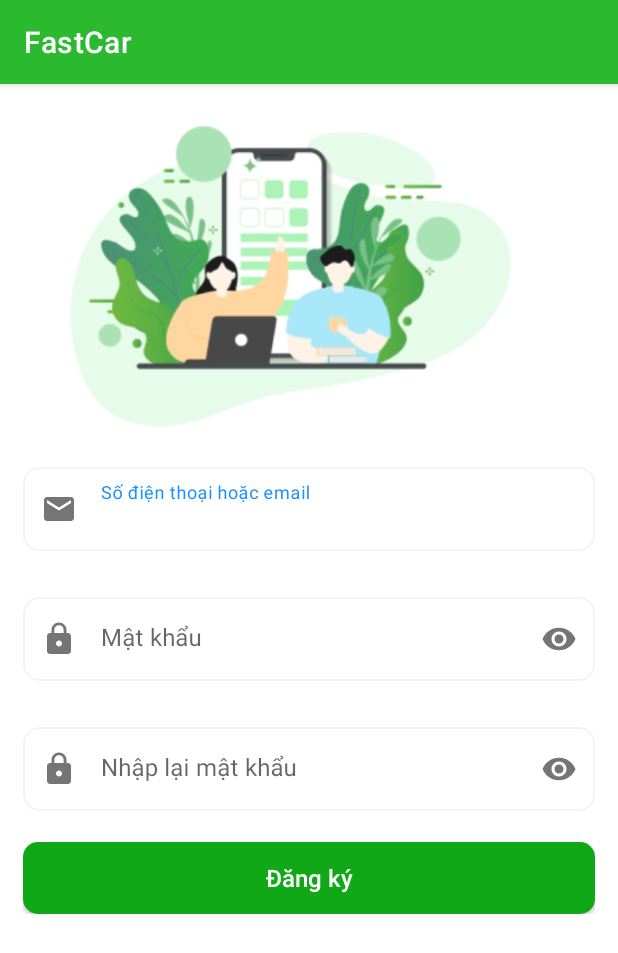
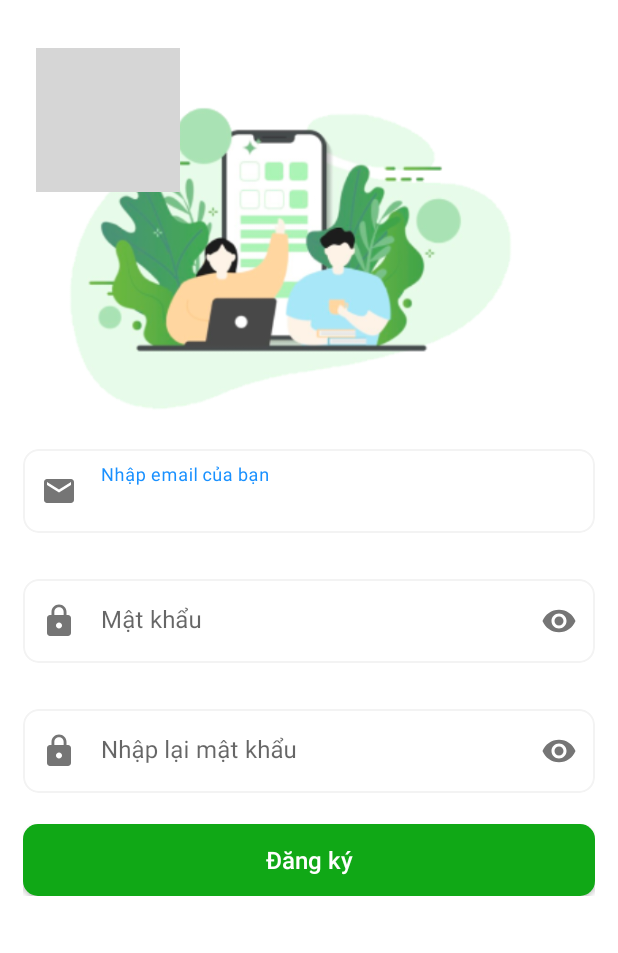
Before and after one commit to VanDuc11/FastCar, an Android app: the SignUp_Activity screen opened directly, with no data from a screen before it, on a phone screen of 412 x 824 dp. Shown: the top 953 px of the screen. Run offline under Robolectric (Android 15) with nearby library versions, the phone set to English and light mode, and no system bars; our stand-ins replace Firebase (no records; nobody signed in at launch, a user with empty details on screens opened directly); network calls fail; grey boxes are pictures that could not be loaded.

Commit message:
ducdvph19780  màn hình đăng ký

```diff
--- a/app/src/main/AndroidManifest.xml
+++ b/app/src/main/AndroidManifest.xml
@@ -33,7 +33,7 @@
         <activity
             android:name=".Activity.Login_Activity"
             android:exported="true"
-            android:theme="@style/Theme.Material3.DayNight.NoActionBar">
+             >
             <intent-filter>
                 <action android:name="android.intent.action.MAIN" />
 
@@ -47,7 +47,7 @@
         <activity
             android:name=".MainActivity"
             android:exported="false"
-            android:theme="@style/Theme.Material3.DayNight.NoActionBar">
+             >
             <meta-data
                 android:name="android.app.lib_name"
                 android:value="" />
--- a/app/src/main/java/com/example/fastcar/Activity/SignUp_Activity.java
+++ b/app/src/main/java/com/example/fastcar/Activity/SignUp_Activity.java
@@ -8,7 +8,9 @@ import android.content.Intent;
 import android.os.Bundle;
 import android.util.Log;
 import android.view.View;
+import android.widget.Button;
 import android.widget.EditText;
+import android.widget.ImageButton;
 import android.widget.Toast;
 
 import com.example.fastcar.MainActivity;
@@ -24,6 +26,7 @@ public class SignUp_Activity extends AppCompatActivity {
     TextInputLayout edtEamil,edtPass,EdtRespass;
     AppCompatButton BtnSignin;
     FirebaseAuth mAuth;
+    ImageButton btn_close;
     @Override
     protected void onCreate(Bundle savedInstanceState) {
         super.onCreate(savedInstanceState);
@@ -34,6 +37,12 @@ public class SignUp_Activity extends AppCompatActivity {
             @Override
             public void onClick(View view) {
                 checkSignUp();
+            }
+        });
+        btn_close.setOnClickListener(new View.OnClickListener() {
+            @Override
+            public void onClick(View view) {
+                onBackPressed();
             }
         });
     }
@@ -77,5 +86,6 @@ public class SignUp_Activity extends AppCompatActivity {
         edtPass = findViewById(R.id.SignUp_matkhau);
         EdtRespass = findViewById(R.id.SignUp_ResMatkhau);
         BtnSignin = findViewById(R.id.SignUp_btn_SigUp);
+        btn_close = findViewById(R.id.SignUP_btn_close);
     }
 }
--- a/app/src/main/res/layout/activity_sign_up.xml
+++ b/app/src/main/res/layout/activity_sign_up.xml
@@ -5,6 +5,7 @@
     android:layout_width="match_parent"
     android:layout_height="match_parent"
     tools:context=".Activity.SignUp_Activity">
+
     <ImageView
         android:id="@+id/imageView3"
         android:layout_width="358dp"
@@ -13,7 +14,7 @@
         android:layout_alignParentTop="true"
         android:layout_alignParentEnd="true"
         android:layout_marginStart="16dp"
-        android:layout_marginTop="20dp"
+        android:layout_marginTop="64dp"
         android:layout_marginEnd="16dp"
 
         app:layout_constraintEnd_toEndOf="parent"
@@ -21,6 +22,7 @@
         app:layout_constraintStart_toStartOf="parent"
         app:layout_constraintTop_toTopOf="parent"
         app:srcCompat="@drawable/bg_login" />
+
     <LinearLayout
         android:id="@+id/from_data"
         android:layout_width="match_parent"
@@ -37,7 +39,7 @@
 
             android:layout_width="match_parent"
             android:layout_height="wrap_content"
-            android:hint="Số điện thoại hoặc email"
+            android:hint="Nhập email của bạn"
             app:boxStrokeWidth="0dp"
             app:boxStrokeWidthFocused="0dp"
             app:endIconMode="clear_text"
@@ -78,6 +80,7 @@
                 android:inputType="textPassword"
                 tools:ignore="SpeakableTextPresentCheck,TouchTargetSizeCheck" />
         </com.google.android.material.textfield.TextInputLayout>
+
         <com.google.android.material.textfield.TextInputLayout
             android:id="@+id/SignUp_ResMatkhau"
             android:layout_width="match_parent"
@@ -112,4 +115,16 @@
             android:textColor="@color/white"
             android:textSize="16dp" />
     </LinearLayout>
+
+    <ImageButton
+        android:id="@+id/SignUP_btn_close"
+        android:layout_width="wrap_content"
+        android:layout_height="wrap_content"
+        android:layout_marginStart="24dp"
+        android:layout_marginTop="32dp"
+        android:background="@color/black"
+        android:backgroundTint="@color/white"
+        app:layout_constraintStart_toStartOf="parent"
+        app:layout_constraintTop_toTopOf="parent"
+        app:srcCompat="@drawable/com_facebook_close" />
 </androidx.constraintlayout.widget.ConstraintLayout>
--- a/app/src/main/res/values-v23/themes.xml
+++ b/app/src/main/res/values-v23/themes.xml
@@ -1,7 +1,7 @@
 <?xml version="1.0" encoding="utf-8"?>
 <resources>
 
-    <style name="Theme.FastCar" parent="Theme.MaterialComponents.DayNight.DarkActionBar">
+    <style name="Theme.FastCar" parent="Theme.MaterialComponents.DayNight.NoActionBar">
         <!-- Primary brand color. -->
         <item name="colorPrimary">@color/button_green</item>
         <item name="colorPrimaryVariant">@color/purple_700</item>
```
Also changed, not shown: app/src/main/res/layout/activity_login.xml (+1 -9 lines).
